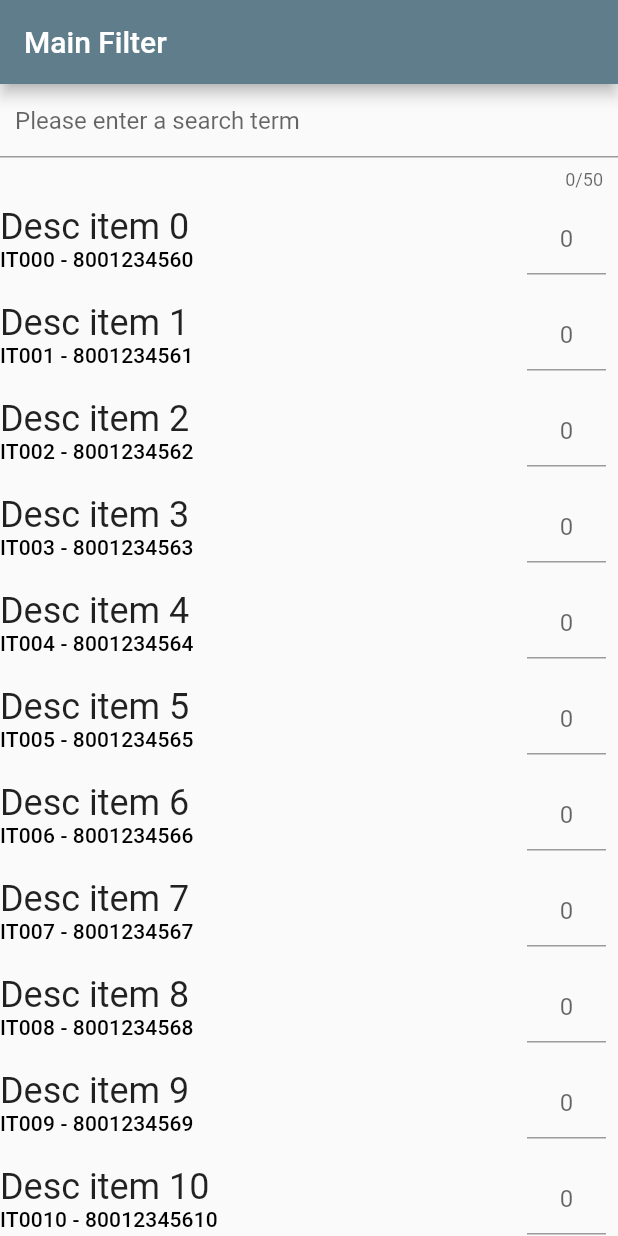
After one commit to francescoceko/db_listview, a Flutter app: the FilteredListWidget screen opened directly, on a phone screen of 412 x 824 dp. The commit adds this screen. Run offline on Flutter 3.47's test engine with Material 2 defaults, Android fonts, the phone set to English and light mode, and no system bars; our stand-ins replace sqflite; accounts and stored records are empty.

Commit message:
add new filtered list

```diff
--- a/lib/database/dao/ItemDao.dart
+++ b/lib/database/dao/ItemDao.dart
@@ -13,4 +13,13 @@ class ItemDao{
     Database db = await DBProvider.db.database;
     return (await db.query(TABLE_NAME)).map((element ) => Item(element["ItemId"], element["ItemVariant"], element["Barcode"],  element ["ItemDesc"])).toList();
   }
+
+  static Future<List<Item>> queryFilterRows(String filter) async {
+    if(filter == null || filter.isEmpty){
+      return queryAllRows();
+    }
+    Database db = await DBProvider.db.database;
+    return (await db.query(TABLE_NAME, where: 'ItemId like \'%$filter%\' or Barcode like \'%$filter%\' OR ItemDesc like \'%$filter%\''))
+        .map((element ) => Item(element["ItemId"], element["ItemVariant"], element["Barcode"],  element ["ItemDesc"])).toList();
+  }
 }
--- /dev/null
+++ b/lib/mainFilter.dart
@@ -0,0 +1,139 @@
+import 'package:db_listview/database/bo/Item.dart';
+import 'package:db_listview/database/dao/ItemDao.dart';
+import 'package:flutter/material.dart';
+
+void main() => runApp(MyApp());
+
+class MyApp extends StatelessWidget {
+  @override
+  Widget build(BuildContext context) {
+    return MaterialApp(
+      title: 'Flutter Demo',
+      theme: ThemeData(
+        primarySwatch: Colors.blueGrey,
+      ),
+      home: FilteredListWidget(),
+    );
+  }
+}
+
+class FilteredListWidget extends StatefulWidget{
+
+  @override
+  createState() => _MyHomePageState();
+
+}
+
+class _MyHomePageState extends State<FilteredListWidget>{
+
+  String filterText = "";
+
+  @override
+  Widget build(BuildContext context) {
+    final itemNumController = TextEditingController();
+    //final itemNumController = TextEditingController(text: filterText);
+    //final itemNumController = TextEditingController.fromValue(new TextEditingValue(text: filterText,selection: new TextSelection.collapsed(offset: filterText.length)));
+
+
+    void _searchChanged(String text) {
+      debugPrint(text);
+      setState(() {
+        filterText = text;
+      });
+    }
+
+    void _submitted(String text) {
+      debugPrint("Subitted $text");
+      setState(() {
+        filterText = text;
+      });
+    }
+
+    void _navigateToItemDetails(BuildContext ctx, Item item) {
+      if(Navigator.of(ctx).canPop()){
+        Navigator.of(ctx).pop();
+      }
+      Navigator.of(ctx).push(MaterialPageRoute(builder: (BuildContext context){
+        return Scaffold(
+          appBar: AppBar(
+            title: Text(item.itemId),
+          ),
+          body: Text("Details of Item ${item.itemDesc}", ),
+        );
+      }));
+    }
+
+    return Scaffold(
+        appBar: AppBar(
+          title: Text("Main Filter"),
+        ),
+        body: new Column(
+          children: <Widget>[
+            TextField(
+              maxLength: 50,
+              onChanged: _searchChanged,
+              onSubmitted: _submitted,
+              controller: itemNumController,
+              decoration: InputDecoration(
+                  hintText: 'Please enter a search term',
+                  contentPadding: EdgeInsets.symmetric(vertical: 15, horizontal: 10)),
+            ),
+            new Flexible(
+              child: FutureBuilder <List<Item>>(
+                  future: ItemDao.queryFilterRows(filterText),
+                  builder: (context, snapshot) {
+                    if (!snapshot.hasData) return Center(child: CircularProgressIndicator());
+                    return ListView.builder(
+                      itemCount: snapshot.data.length,
+                      itemBuilder: (context, index) {
+                        final item = snapshot.data[index];
+                        return GestureDetector(
+                            onTap: () {
+                              _navigateToItemDetails(context, item);
+                            },
+                            child: Row(
+                              mainAxisAlignment: MainAxisAlignment.spaceBetween,
+                              children: <Widget>[
+                                Expanded(
+                                  flex: 5,
+                                  child: Column(
+                                    crossAxisAlignment: CrossAxisAlignment.stretch,
+                                    children: <Widget>[
+                                      Text(
+                                        "${item.itemDesc}" ,
+                                        style: Theme.of(context).textTheme.headline,
+                                      ),
+                                      Text(
+                                        "${item.itemId} - ${item.barcode}" ,
+                                        style: Theme.of(context).textTheme.subtitle,
+                                      ),
+                                    ],
+
+                                  ),
+                                ),
+                                Flexible(
+                                  child: Padding(
+                                    padding: const EdgeInsets.all(8.0),
+                                    child: TextField(
+                                        keyboardType: TextInputType.number,
+                                        textAlign: TextAlign.center,
+                                        decoration: InputDecoration(
+                                            hintText: '0',
+                                            hintMaxLines: 1
+
+                                        )
+                                    ),
+                                  ),
+                                ),
+                              ],
+                            )
+                        );
+                      },
+                    );
+                  }
+              ),
+            ),
+          ],
+        ));
+  }
+}
```
Also changed, not shown: lib/main.dart (+3 -36 lines), lib/Utils.dart (deleted).
